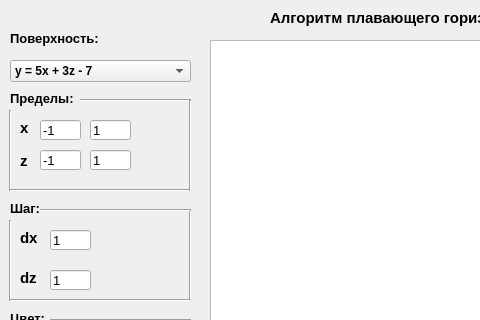
Bryanskaya/TimeIsOfTheEssence, file Summer_practice/program/ui/main_window.ui: the form before one commit; both pictures show x 0 to 480 and y 0 to 320 of the 800 by 664 pixel window.
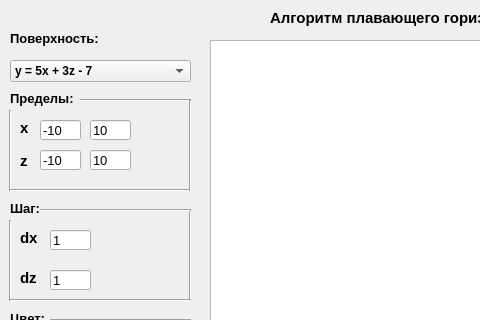
The form after the commit.

Commit message: CORRECTED: some physics

```diff
--- a/Summer_practice/program/ui/main_window.ui
+++ b/Summer_practice/program/ui/main_window.ui
@@ -181,7 +181,7 @@
      </font>
     </property>
     <property name="text">
-     <string>-1</string>
+     <string>-10</string>
     </property>
    </widget>
    <widget class="QLineEdit" name="XEnd">
@@ -199,7 +199,7 @@
      </font>
     </property>
     <property name="text">
-     <string>1</string>
+     <string>10</string>
     </property>
    </widget>
    <widget class="QLineEdit" name="ZStart">
@@ -217,7 +217,7 @@
      </font>
     </property>
     <property name="text">
-     <string>-1</string>
+     <string>-10</string>
     </property>
    </widget>
    <widget class="QLineEdit" name="ZEnd">
@@ -235,7 +235,7 @@
      </font>
     </property>
     <property name="text">
-     <string>1</string>
+     <string>10</string>
     </property>
    </widget>
    <widget class="QLabel" name="label_6">
```
The commit also changes 2 other files.
